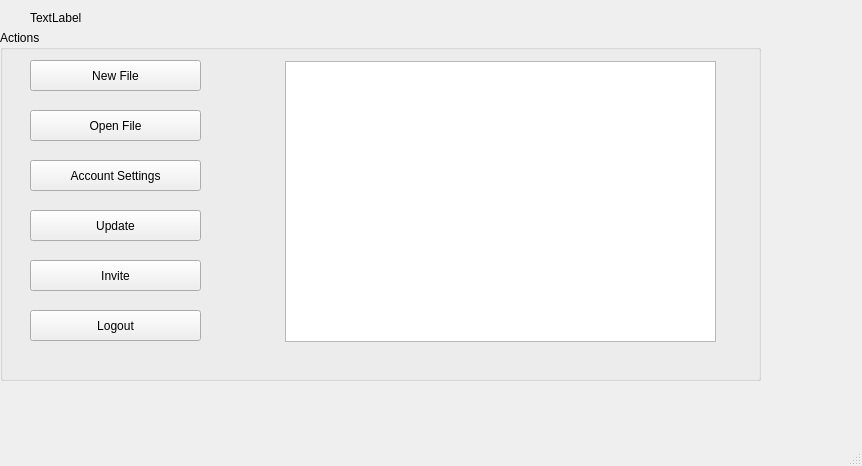
Before: the Qt Designer form concurrentTextEditor/loggedinmainwindow.ui in scottiexdev/concurrentTextEditor, drawn with Qt 5.
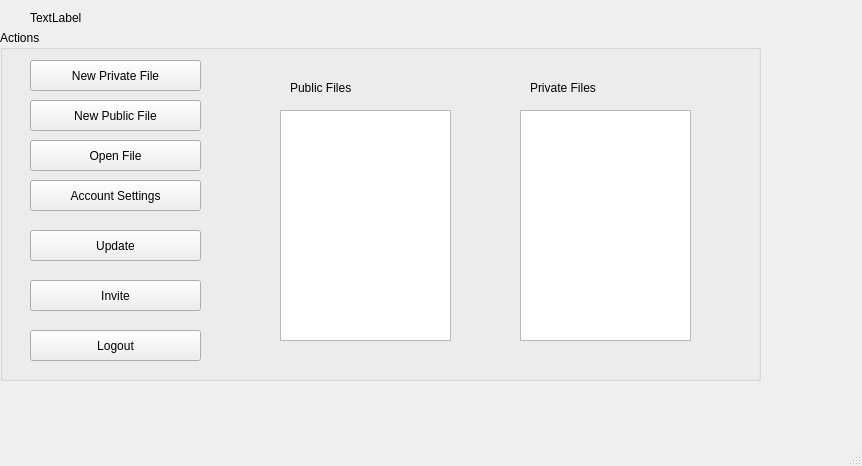
After: the same form once the commit is applied.

Diff of the .ui file:
```diff
--- a/concurrentTextEditor/loggedinmainwindow.ui
+++ b/concurrentTextEditor/loggedinmainwindow.ui
@@ -33,7 +33,7 @@
         <property name="geometry">
          <rect>
           <x>30</x>
-          <y>30</y>
+          <y>70</y>
           <width>171</width>
           <height>31</height>
          </rect>
@@ -45,14 +45,14 @@
          </size>
         </property>
         <property name="text">
-         <string>New File</string>
+         <string>New Public File</string>
         </property>
        </widget>
        <widget class="QPushButton" name="pushButtonOpenFile_2">
         <property name="geometry">
          <rect>
           <x>30</x>
-          <y>80</y>
+          <y>110</y>
           <width>171</width>
           <height>31</height>
          </rect>
@@ -71,7 +71,7 @@
         <property name="geometry">
          <rect>
           <x>30</x>
-          <y>130</y>
+          <y>150</y>
           <width>171</width>
           <height>31</height>
          </rect>
@@ -90,7 +90,7 @@
         <property name="geometry">
          <rect>
           <x>30</x>
-          <y>180</y>
+          <y>200</y>
           <width>171</width>
           <height>31</height>
          </rect>
@@ -109,7 +109,7 @@
         <property name="geometry">
          <rect>
           <x>30</x>
-          <y>230</y>
+          <y>250</y>
           <width>171</width>
           <height>31</height>
          </rect>
@@ -128,7 +128,7 @@
         <property name="geometry">
          <rect>
           <x>30</x>
-          <y>280</y>
+          <y>300</y>
           <width>171</width>
           <height>31</height>
          </rect>
@@ -146,16 +146,74 @@
        <widget class="QTableWidget" name="fileListTable">
         <property name="geometry">
          <rect>
-          <x>285</x>
-          <y>31</y>
-          <width>431</width>
-          <height>281</height>
+          <x>280</x>
+          <y>80</y>
+          <width>171</width>
+          <height>231</height>
          </rect>
         </property>
         <attribute name="horizontalHeaderCascadingSectionResizes">
          <bool>true</bool>
         </attribute>
        </widget>
+       <widget class="QTableWidget" name="PrivatefileListTable">
+        <property name="geometry">
+         <rect>
+          <x>520</x>
+          <y>80</y>
+          <width>171</width>
+          <height>231</height>
+         </rect>
+        </property>
+        <attribute name="horizontalHeaderCascadingSectionResizes">
+         <bool>true</bool>
+        </attribute>
+       </widget>
+       <widget class="QLabel" name="PublicFilesLabel">
+        <property name="geometry">
+         <rect>
+          <x>290</x>
+          <y>50</y>
+          <width>201</width>
+          <height>16</height>
+         </rect>
+        </property>
+        <property name="text">
+         <string>Public Files</string>
+        </property>
+       </widget>
+       <widget class="QLabel" name="PrivateFilesLabel">
+        <property name="geometry">
+         <rect>
+          <x>530</x>
+          <y>50</y>
+          <width>201</width>
+          <height>16</height>
+         </rect>
+        </property>
+        <property name="text">
+         <string>Private Files</string>
+        </property>
+       </widget>
+       <widget class="QPushButton" name="pushButtonNewFile_3">
+        <property name="geometry">
+         <rect>
+          <x>30</x>
+          <y>30</y>
+          <width>171</width>
+          <height>31</height>
+         </rect>
+        </property>
+        <property name="minimumSize">
+         <size>
+          <width>171</width>
+          <height>31</height>
+         </size>
+        </property>
+        <property name="text">
+         <string>New Private File</string>
+        </property>
+       </widget>
       </widget>
      </item>
     </layout>
```
Left out of the diff: 4 changed lines with no effect on the pictures.
